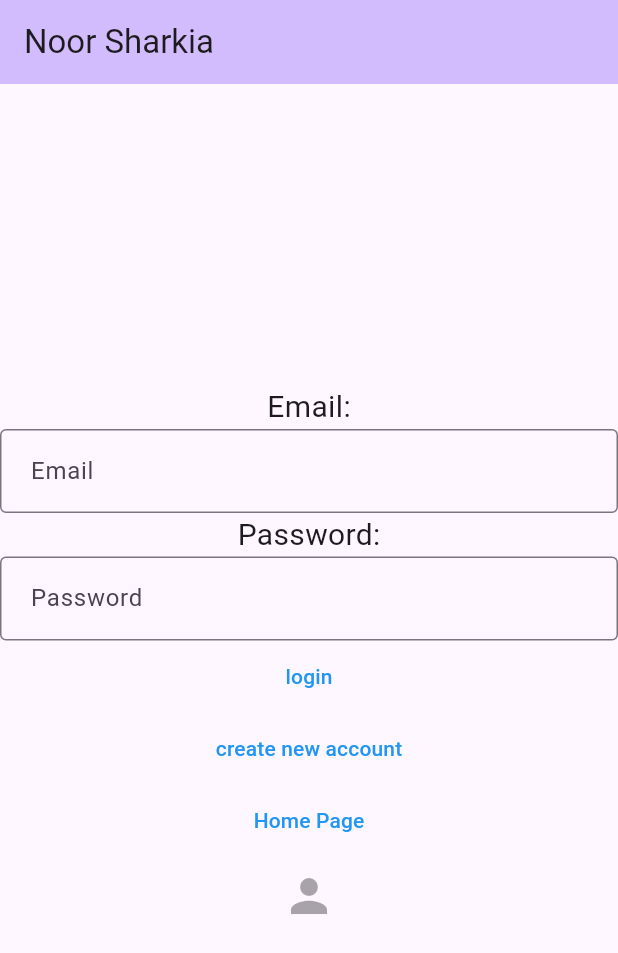
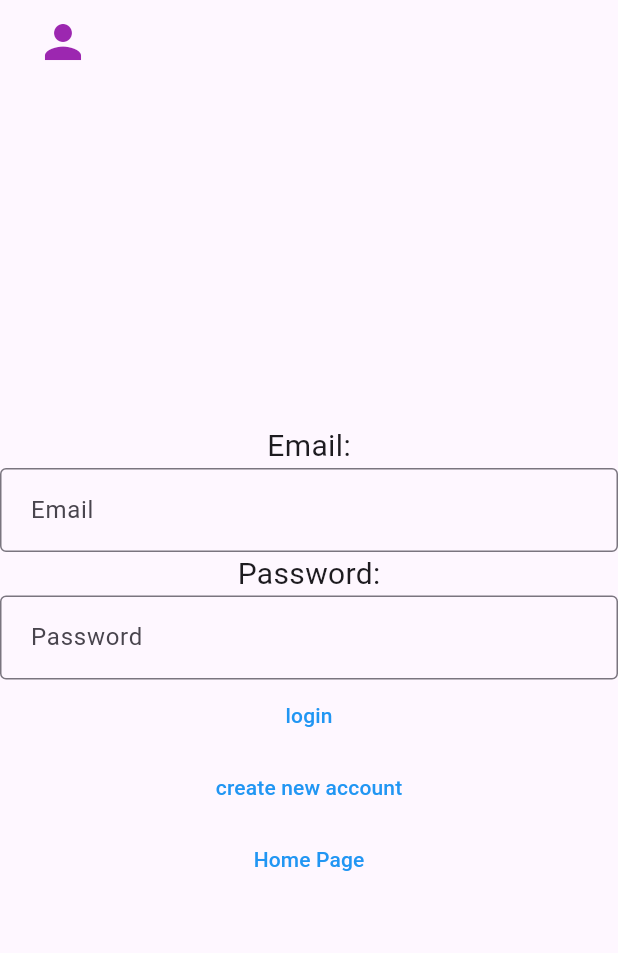
Before and after one commit to noorsharkia1/FinalProject, a Flutter app: the screen it shows after launch, on a phone screen of 412 x 824 dp. Shown: the top 953 px of the screen. Run offline on Flutter 3.47's test engine with Material 3 defaults, Android fonts, the phone set to English and light mode, and no system bars.

```diff
--- a/lib/main.dart
+++ b/lib/main.dart
@@ -1,3 +1,4 @@
+import 'package:finalproject/Views/EditedProfile.dart';
 import 'package:finalproject/Views/HomePageScreen.dart';
 import 'package:finalproject/Views/RegisterScreen.dart';
 import 'package:flutter/material.dart';
@@ -46,8 +47,20 @@ class _MyHomePageState extends State<MyHomePage> {
   Widget build(BuildContext context) {
     return Scaffold(
       appBar: AppBar(
-        backgroundColor: Theme.of(context).colorScheme.inversePrimary,
-        title: Text(widget.title),
+
+        title: IconButton(
+          icon: Icon(Icons.person),
+          color: Colors.purple,
+          splashColor: Colors.white,
+          iconSize: 36.0,
+          padding: EdgeInsets.all(8.0),
+          onPressed: () {
+            Navigator.push(
+                context,
+                MaterialPageRoute(builder: (context) => const EditedProfile(title: 'Edited Profile'))
+            );
+          },
+        ),
       ),
       body: Center(
         child: Column(
@@ -104,19 +117,7 @@ class _MyHomePageState extends State<MyHomePage> {
               child: Text('Home Page'),
             ),
 
-            IconButton(
-              icon: Icon(Icons.person),
-              color: Colors.purple,
-              splashColor: Colors.white,
-              iconSize: 36.0,
-              padding: EdgeInsets.all(8.0),
-              onPressed: () {
-                Navigator.push(
-                  context,
-                  MaterialPageRoute(builder: (context) => const Edit)
-                )
-              },
-            )
+
 
           ],
         ),
```
